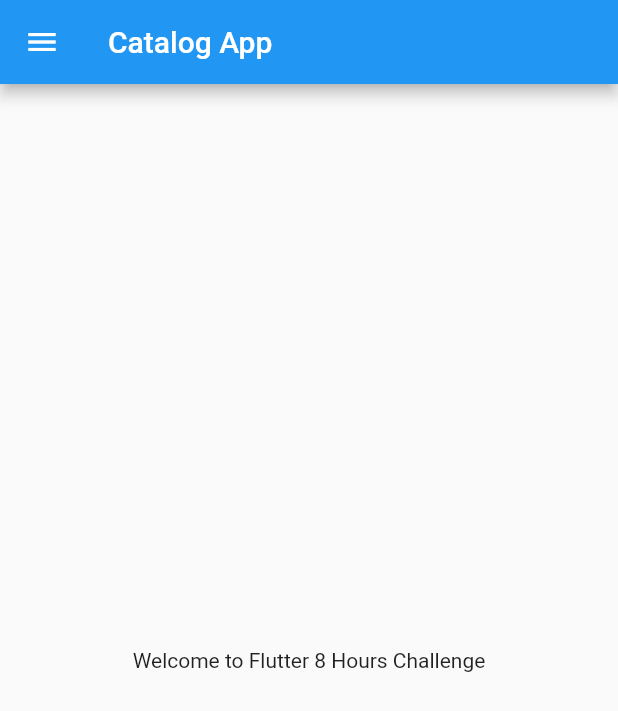
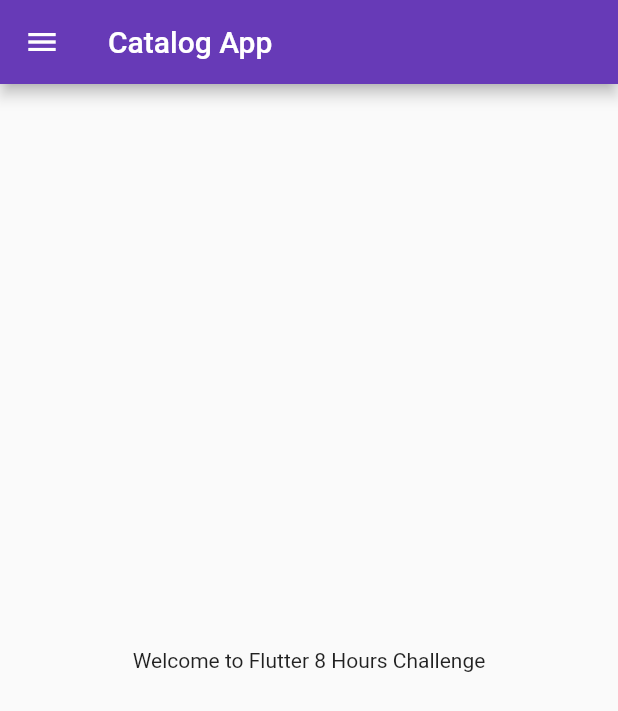
Before and after one commit to raoufahmadbhatti/futter-practice, a Flutter app: the screen it shows after launch, on a phone screen of 412 x 824 dp. Shown: the top 711 px of the screen. Run offline on Flutter 3.47's test engine with Material 2 defaults, Android fonts, the phone set to English and light mode, and no system bars.

Commit message:
Chapter 3 Completed

```diff
--- a/lib/main.dart
+++ b/lib/main.dart
@@ -1,5 +1,6 @@
 import 'package:flutter/material.dart';
-import 'package:flutter_app/homePage.dart';
+import 'package:flutter_app/screens/homePage.dart';
+import 'package:flutter_app/screens/loginPage.dart';
 
 void main(){
   runApp(MyApp());
@@ -11,7 +12,17 @@ class MyApp extends StatelessWidget {
   @override
   Widget build(BuildContext context) {
     return MaterialApp(
-      home: HomePage()
+
+      themeMode: ThemeMode.light,
+      theme: ThemeData(primarySwatch: Colors.deepPurple),
+      darkTheme: ThemeData(
+        brightness: Brightness.dark,
+      ),
+      initialRoute: "/home",
+      routes: {
+        "/":(context)=> LoginPage(),
+        "/home":(context)=> HomePage(),
+      },
     );
   }
 }
```
Also changed, not shown: lib/screens/loginPage.dart (added, +19 -0 lines), lib/screens/homePage.dart (renamed from lib/homePage.dart).
